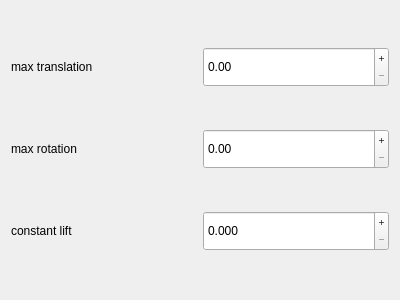
The window that src/ui/UASSkyeControlAdvancedWidget.ui (skye-git/qgroundcontrol-old) describes before a commit, drawn with Qt 5.
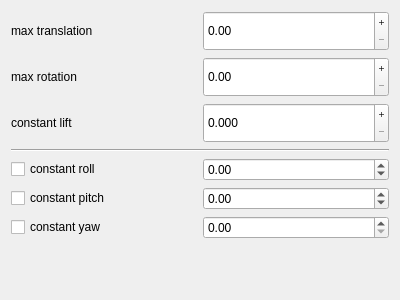
The same window after the commit.

Commit message: ADD: constant additive manual rot inputs

```diff
--- a/src/ui/UASSkyeControlAdvancedWidget.ui
+++ b/src/ui/UASSkyeControlAdvancedWidget.ui
@@ -13,7 +13,31 @@
   <property name="windowTitle">
    <string>Form</string>
   </property>
-  <layout class="QGridLayout" name="gridLayout">
+  <layout class="QVBoxLayout" name="verticalLayout">
+   <item>
+    <layout class="QGridLayout" name="gridLayout_2">
+     <item row="0" column="1">
+      <widget class="QDoubleSpinBox" name="doubleSpinBoxTranslation">
+       <property name="minimumSize">
+        <size>
+         <width>0</width>
+         <height>40</height>
+        </size>
+       </property>
+       <property name="wrapping">
+        <bool>false</bool>
+       </property>
+       <property name="buttonSymbols">
+        <enum>QAbstractSpinBox::PlusMinus</enum>
+       </property>
+       <property name="maximum">
+        <double>1.000000000000000</double>
+       </property>
+       <property name="singleStep">
+        <double>0.050000000000000</double>
+       </property>
+      </widget>
+     </item>
    <item row="0" column="0">
     <widget class="QLabel" name="labelTranslation">
      <property name="text">
@@ -21,6 +45,25 @@
      </property>
     </widget>
    </item>
+     <item row="1" column="1">
+      <widget class="QDoubleSpinBox" name="doubleSpinBoxRotation">
+       <property name="minimumSize">
+        <size>
+         <width>0</width>
+         <height>40</height>
+        </size>
+       </property>
+       <property name="buttonSymbols">
+        <enum>QAbstractSpinBox::PlusMinus</enum>
+       </property>
+       <property name="maximum">
+        <double>1.000000000000000</double>
+       </property>
+       <property name="singleStep">
+        <double>0.050000000000000</double>
+       </property>
+      </widget>
+     </item>
    <item row="1" column="0">
     <widget class="QLabel" name="labelRotation">
      <property name="text">
@@ -57,16 +100,35 @@
      </property>
     </widget>
    </item>
+    </layout>
+   </item>
+   <item>
+    <widget class="Line" name="line">
+     <property name="orientation">
+      <enum>Qt::Horizontal</enum>
+     </property>
+    </widget>
+   </item>
+   <item>
+    <layout class="QGridLayout" name="gridLayout">
+     <item row="1" column="0">
+      <widget class="QCheckBox" name="checkBoxPitch">
+       <property name="text">
+        <string>constant pitch</string>
+       </property>
+      </widget>
+     </item>
+     <item row="0" column="0">
+      <widget class="QCheckBox" name="checkBoxRoll">
+       <property name="text">
+        <string>constant roll</string>
+       </property>
+      </widget>
+     </item>
    <item row="1" column="1">
-    <widget class="QDoubleSpinBox" name="doubleSpinBoxRotation">
-     <property name="minimumSize">
-      <size>
-       <width>0</width>
-       <height>40</height>
-      </size>
-     </property>
-     <property name="buttonSymbols">
-      <enum>QAbstractSpinBox::PlusMinus</enum>
+      <widget class="QDoubleSpinBox" name="doubleSpinBoxPitch">
+       <property name="minimum">
+        <double>-1.000000000000000</double>
      </property>
      <property name="maximum">
       <double>1.000000000000000</double>
@@ -77,26 +139,45 @@
     </widget>
    </item>
    <item row="0" column="1">
-    <widget class="QDoubleSpinBox" name="doubleSpinBoxTranslation">
-     <property name="minimumSize">
-      <size>
-       <width>0</width>
-       <height>40</height>
-      </size>
-     </property>
-     <property name="wrapping">
-      <bool>false</bool>
-     </property>
-     <property name="buttonSymbols">
-      <enum>QAbstractSpinBox::PlusMinus</enum>
+      <widget class="QDoubleSpinBox" name="doubleSpinBoxRoll">
+       <property name="decimals">
+        <number>2</number>
+       </property>
+       <property name="minimum">
+        <double>-1.000000000000000</double>
      </property>
      <property name="maximum">
       <double>1.000000000000000</double>
      </property>
      <property name="singleStep">
-      <double>0.050000000000000</double>
-     </property>
-    </widget>
+        <double>0.010000000000000</double>
+       </property>
+      </widget>
+     </item>
+     <item row="2" column="0">
+      <widget class="QCheckBox" name="checkBoxYaw">
+       <property name="text">
+        <string>constant yaw</string>
+       </property>
+      </widget>
+     </item>
+     <item row="2" column="1">
+      <widget class="QDoubleSpinBox" name="doubleSpinBoxYaw"/>
+     </item>
+    </layout>
+   </item>
+   <item>
+    <spacer name="verticalSpacer">
+     <property name="orientation">
+      <enum>Qt::Vertical</enum>
+     </property>
+     <property name="sizeHint" stdset="0">
+      <size>
+       <width>20</width>
+       <height>40</height>
+      </size>
+     </property>
+    </spacer>
    </item>
   </layout>
  </widget>
```
Left out of the diff: 2 changed lines with no effect on the pictures. Lines whose indentation alone changed are shown as unchanged. The commit also changes 5 other files.
